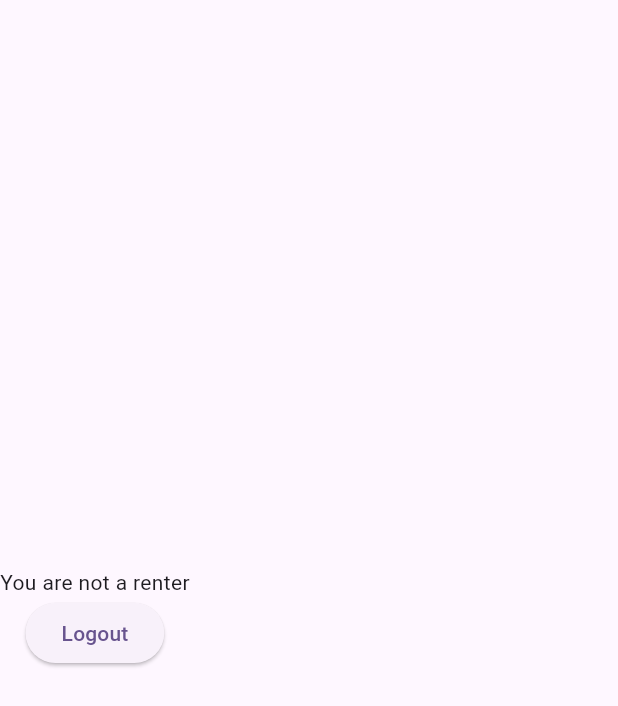
After one commit to Rent-Wheels/rent_wheels_renter, a Flutter app: the VerifyUser screen opened directly, on a phone screen of 412 x 824 dp. The commit adds this screen. Shown: the top 706 px of the screen. Run offline on Flutter 3.47's test engine with Material 2 defaults, Android fonts, the phone set to English and light mode, and no system bars; our stand-ins replace firebase_auth, firebase_core, image_picker; accounts and stored records are empty; network calls fail.

Commit message:
verification for user being a renter implemented

```diff
--- a/lib/src/signup/presentation/signup.dart
+++ b/lib/src/signup/presentation/signup.dart
@@ -123,6 +123,9 @@ class _SignUpState extends State<SignUp> {
 
               global.accessToken = await userCredential.user!.getIdToken();
               global.user = userCredential.user;
+              global.headers = {
+                'Authorization': 'Bearer ${global.accessToken}'
+              };
 
               if (!mounted) return;
               Navigator.of(context).push(
--- a/lib/src/verify/presentation/verify_email.dart
+++ b/lib/src/verify/presentation/verify_email.dart
@@ -2,6 +2,8 @@ import 'package:flutter/material.dart';
 import 'package:firebase_auth/firebase_auth.dart';
 
 import 'package:rent_wheels_renter/core/auth/auth_service.dart';
+import 'package:rent_wheels_renter/core/backend/users/methods/user_methods.dart';
+import 'package:rent_wheels_renter/core/models/enums/auth.enum.dart';
 import 'package:rent_wheels_renter/src/home/presentation/home.dart';
 import 'package:rent_wheels_renter/core/global/globals.dart' as global;
 import 'package:rent_wheels_renter/core/widgets/buttons/generic_button_widget.dart';
@@ -31,13 +33,16 @@ class _VerifyEmailState extends State<VerifyEmail> {
 
                 if (!global.user!.emailVerified) return;
 
+                final user = await RentWheelsUserMethods()
+                    .getUserDetails(userId: global.user!.uid);
                 if (!mounted) return;
 
+                if (user.role == Roles.renter.id) {
                   Navigator.of(context).pushAndRemoveUntil(
                       MaterialPageRoute(builder: (context) => const Home()),
                       (route) => false);
-            },
-          ),
+                }
+              }),
           buildGenericButtonWidget(
             buttonName: 'Resend Verification',
             onPressed: () async {
--- /dev/null
+++ b/lib/src/verify/presentation/verify_user.dart
@@ -0,0 +1,37 @@
+import 'package:flutter/material.dart';
+import 'package:rent_wheels_renter/core/auth/auth_service.dart';
+import 'package:rent_wheels_renter/src/login/presentation/login.dart';
+import 'package:rent_wheels_renter/core/widgets/buttons/generic_button_widget.dart';
+
+class VerifyUser extends StatefulWidget {
+  const VerifyUser({super.key});
+
+  @override
+  State<VerifyUser> createState() => _VerifyUserState();
+}
+
+class _VerifyUserState extends State<VerifyUser> {
+  @override
+  Widget build(BuildContext context) {
+    return Scaffold(
+      body: Column(
+        mainAxisAlignment: MainAxisAlignment.center,
+        children: [
+          const Text('You are not a renter'),
+          buildGenericButtonWidget(
+              buttonName: 'Logout',
+              onPressed: () async {
+                await AuthService.firebase().logout();
+
+                if (!mounted) return;
+                Navigator.of(context).pushAndRemoveUntil(
+                    MaterialPageRoute(
+                      builder: (context) => const Login(),
+                    ),
+                    (route) => false);
+              })
+        ],
+      ),
+    );
+  }
+}
```
Also changed, not shown: lib/core/auth/firebase/firebase_auth_service.dart (+6 -8 lines), lib/main.dart (+14 -0 lines), lib/src/login/presentation/login.dart (+17 -3 lines). Lines whose indentation alone changed are shown as unchanged.
